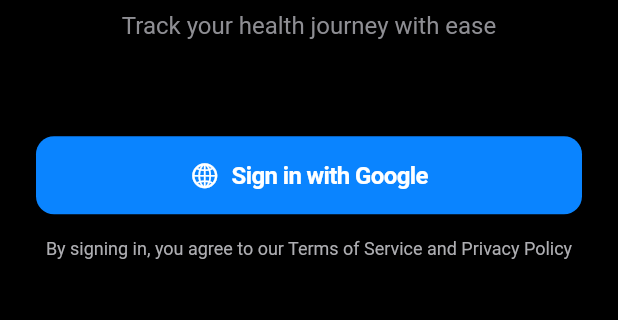
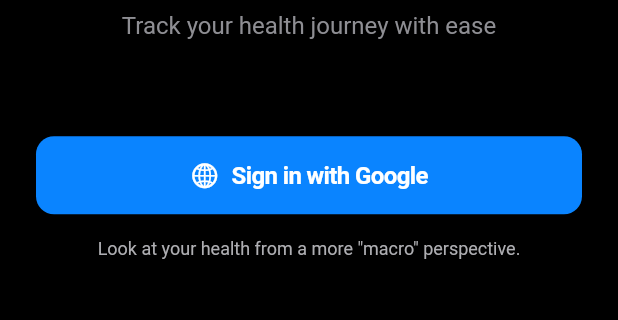
Before and after one commit to ethanp/health-notes-app, a Flutter app: the screen it shows after launch, on a phone screen of 412 x 824 dp, the part 601-921 px from its top. Run offline on Flutter 3.47's test engine with Material 3 defaults, Android fonts, the phone set to English and light mode, and no system bars; our stand-ins replace flutter_dotenv, flutter_riverpod, freezed_annotation, google_sign_in, riverpod, riverpod_annotation and 1 more; accounts and stored records are empty; generated files the repository leaves out were written again.

Commit message:
Improve the code quality

```diff
--- a/lib/screens/auth_screen.dart
+++ b/lib/screens/auth_screen.dart
@@ -1,6 +1,7 @@
 import 'package:flutter/cupertino.dart';
 import 'package:flutter_riverpod/flutter_riverpod.dart';
 import 'package:health_notes/services/auth_service.dart';
+import 'package:health_notes/theme/app_theme.dart';
 
 class AuthScreen extends ConsumerStatefulWidget {
   const AuthScreen({super.key});
@@ -11,35 +12,6 @@ class AuthScreen extends ConsumerStatefulWidget {
 
 class _AuthScreenState extends ConsumerState<AuthScreen> {
   bool _isLoading = false;
-
-  Future<void> signInButtonPressed() async {
-    setState(() => _isLoading = true);
-
-    try {
-      final authService = AuthService();
-      await authService.signInViaButton();
-    } catch (e) {
-      if (mounted) {
-        showCupertinoDialog(
-          context: context,
-          builder: (context) => CupertinoAlertDialog(
-            title: const Text('Sign In Failed'),
-            content: Text('Failed to sign in with Google: $e'),
-            actions: [
-              CupertinoDialogAction(
-                child: const Text('OK'),
-                onPressed: () => Navigator.of(context).pop(),
-              ),
-            ],
-          ),
-        );
-      }
-    } finally {
-      if (mounted) {
-        setState(() => _isLoading = false);
-      }
-    }
-  }
 
   @override
   Widget build(BuildContext context) {
@@ -60,38 +32,46 @@ class _AuthScreenState extends ConsumerState<AuthScreen> {
 
               const SizedBox(height: 32),
 
-              const Text(
+              Text(
                 'Health Notes',
                 textAlign: TextAlign.center,
-                style: TextStyle(
-                  fontSize: 32,
-                  fontWeight: FontWeight.bold,
-                  color: CupertinoColors.label,
-                ),
+                style: AppTheme.displayLarge,
               ),
 
               const SizedBox(height: 8),
 
-              const Text(
+              Text(
                 'Track your health journey with ease',
                 textAlign: TextAlign.center,
-                style: TextStyle(
-                  fontSize: 16,
-                  color: CupertinoColors.systemGrey,
-                ),
+                style: AppTheme.subtitle,
               ),
 
               const SizedBox(height: 64),
 
-              CupertinoButton(
+              signInButton(),
+
+              const SizedBox(height: 16),
+
+              Text(
+                'Look at your health from a more "macro" perspective.',
+                textAlign: TextAlign.center,
+                style: AppTheme.captionSecondary,
+              ),
+            ],
+          ),
+        ),
+      ),
+    );
+  }
+
+  Widget signInButton() {
+    return CupertinoButton(
       padding: const EdgeInsets.symmetric(vertical: 16),
       color: CupertinoColors.systemBlue,
       borderRadius: BorderRadius.circular(12),
       onPressed: _isLoading ? null : signInButtonPressed,
       child: _isLoading
-                    ? const CupertinoActivityIndicator(
-                        color: CupertinoColors.white,
-                      )
+          ? const CupertinoActivityIndicator(color: CupertinoColors.white)
           : Row(
               mainAxisAlignment: MainAxisAlignment.center,
               children: [
@@ -101,32 +81,41 @@ class _AuthScreenState extends ConsumerState<AuthScreen> {
                   size: 20,
                 ),
                 const SizedBox(width: 8),
-                          const Text(
-                            'Sign in with Google',
-                            style: TextStyle(
-                              color: CupertinoColors.white,
-                              fontSize: 16,
-                              fontWeight: FontWeight.w600,
+                Text('Sign in with Google', style: AppTheme.button),
+              ],
             ),
+    );
+  }
+
+  Future<void> signInButtonPressed() async {
+    setState(() => _isLoading = true);
+
+    try {
+      final authService = AuthService();
+      await authService.signInViaGoogle();
+    } catch (e) {
+      if (mounted) {
+        showCupertinoDialog(
+          context: context,
+          builder: (context) => CupertinoAlertDialog(
+            title: Text('Sign In Failed', style: AppTheme.headlineMedium),
+            content: Text(
+              'Failed to sign in with Google: $e',
+              style: AppTheme.error,
+            ),
+            actions: [
+              CupertinoDialogAction(
+                child: Text('OK', style: AppTheme.buttonSecondary),
+                onPressed: () => Navigator.of(context).pop(),
               ),
             ],
           ),
-              ),
-
-              const SizedBox(height: 16),
-
-              const Text(
-                'By signing in, you agree to our Terms of Service and Privacy Policy',
-                textAlign: TextAlign.center,
-                style: TextStyle(
-                  fontSize: 12,
-                  color: CupertinoColors.systemGrey2,
-                ),
-              ),
-            ],
-          ),
-        ),
-      ),
         );
       }
+    } finally {
+      if (mounted) {
+        setState(() => _isLoading = false);
       }
+    }
+  }
+}
--- /dev/null
+++ b/lib/theme/app_theme.dart
@@ -0,0 +1,151 @@
+import 'package:flutter/cupertino.dart';
+
+class AppTheme {
+  static const CupertinoThemeData lightTheme = CupertinoThemeData(
+    brightness: Brightness.light,
+    primaryColor: CupertinoColors.systemBlue,
+    scaffoldBackgroundColor: CupertinoColors.systemBackground,
+    barBackgroundColor: CupertinoColors.systemGrey6,
+    textTheme: CupertinoTextThemeData(
+      primaryColor: CupertinoColors.systemBlue,
+      textStyle: TextStyle(color: CupertinoColors.label),
+    ),
+  );
+
+  static const CupertinoThemeData darkTheme = CupertinoThemeData(
+    brightness: Brightness.dark,
+    primaryColor: CupertinoColors.systemBlue,
+    scaffoldBackgroundColor: CupertinoColors.systemBackground,
+    barBackgroundColor: CupertinoColors.systemGrey6,
+    textTheme: CupertinoTextThemeData(
+      primaryColor: CupertinoColors.systemBlue,
+      textStyle: TextStyle(color: CupertinoColors.label),
+    ),
+  );
+
+  static const TextStyle displayLarge = TextStyle(
+    fontSize: 32,
+    fontWeight: FontWeight.bold,
+    color: CupertinoColors.label,
+  );
+
+  static const TextStyle displayMedium = TextStyle(
+    fontSize: 24,
+    fontWeight: FontWeight.w600,
+    color: CupertinoColors.label,
+  );
+
+  static const TextStyle displaySmall = TextStyle(
+    fontSize: 20,
+    fontWeight: FontWeight.w600,
+    color: CupertinoColors.label,
+  );
+
+  static const TextStyle headlineLarge = TextStyle(
+    fontSize: 18,
+    fontWeight: FontWeight.w600,
+    color: CupertinoColors.label,
+  );
+
+  static const TextStyle headlineMedium = TextStyle(
+    fontSize: 16,
+    fontWeight: FontWeight.w600,
+    color: CupertinoColors.label,
+  );
+
+  static const TextStyle headlineSmall = TextStyle(
+    fontSize: 14,
+    fontWeight: FontWeight.w600,
+    color: CupertinoColors.label,
+  );
+
+  static const TextStyle bodyLarge = TextStyle(
+    fontSize: 16,
+    color: CupertinoColors.label,
+  );
+
+  static const TextStyle bodyMedium = TextStyle(
+    fontSize: 14,
+    color: CupertinoColors.label,
+  );
+
+  static const TextStyle bodySmall = TextStyle(
+    fontSize: 12,
+    color: CupertinoColors.label,
+  );
+
+  static const TextStyle labelLarge = TextStyle(
+    fontSize: 16,
+    fontWeight: FontWeight.w600,
+    color: CupertinoColors.white,
+  );
+
+  static const TextStyle labelMedium = TextStyle(
+    fontSize: 14,
+    fontWeight: FontWeight.w500,
+    color: CupertinoColors.label,
+  );
+
+  static const TextStyle labelSmall = TextStyle(
+    fontSize: 12,
+    fontWeight: FontWeight.w500,
+    color: CupertinoColors.label,
+  );
+
+  static const TextStyle caption = TextStyle(
+    fontSize: 12,
+    color: CupertinoColors.systemGrey,
+  );
+
+  static const TextStyle captionSecondary = TextStyle(
+    fontSize: 12,
+    color: CupertinoColors.systemGrey2,
+  );
+
+  static const TextStyle subtitle = TextStyle(
+    fontSize: 16,
+    color: CupertinoColors.systemGrey,
+  );
+
+  static const TextStyle button = TextStyle(
+    fontSize: 16,
+    fontWeight: FontWeight.w600,
+    color: CupertinoColors.white,
+  );
+
+  static const TextStyle buttonSecondary = TextStyle(
+    fontSize: 16,
+    fontWeight: FontWeight.w600,
+    color: CupertinoColors.systemBlue,
+  );
+
+  static const TextStyle input = TextStyle(
+    fontSize: 16,
+    color: CupertinoColors.label,
+  );
+
+  static const TextStyle inputPlaceholder = TextStyle(
+    fontSize: 16,
+    color: CupertinoColors.systemGrey,
+  );
+
+  static const TextStyle error = TextStyle(
+    fontSize: 14,
+    color: CupertinoColors.destructiveRed,
+  );
+
+  static const TextStyle success = TextStyle(
+    fontSize: 14,
+    color: CupertinoColors.systemGreen,
+  );
+
+  static const TextStyle warning = TextStyle(
+    fontSize: 14,
+    color: CupertinoColors.systemOrange,
+  );
+
+  static const TextStyle info = TextStyle(
+    fontSize: 14,
+    color: CupertinoColors.systemBlue,
+  );
+}
```
Also changed, not shown: lib/main.dart (+44 -89 lines), lib/services/auth_service.dart (+5 -73 lines). Lines whose indentation alone changed are shown as unchanged.
